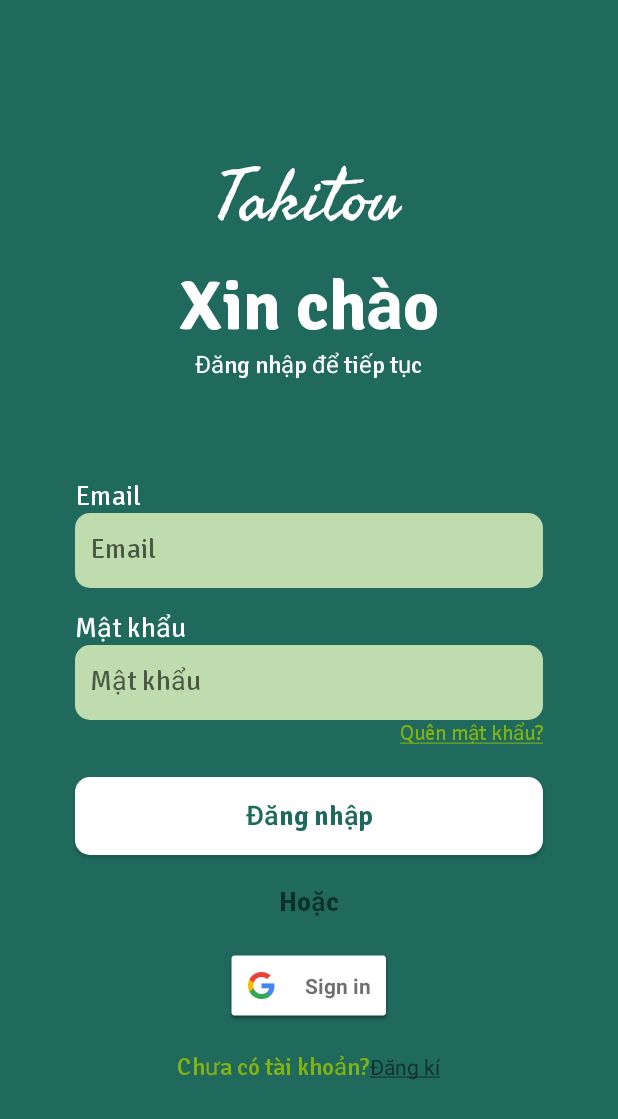
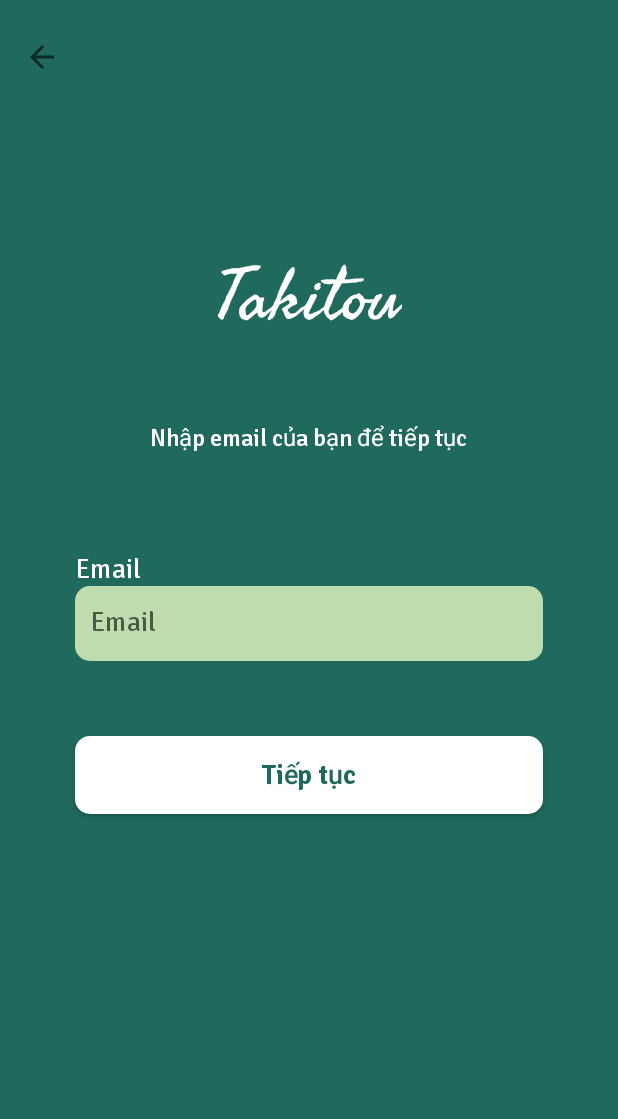
Before and after one commit to dainghia-tran/TAKI-Tour, an Android app: the screen it shows after launch (LoginActivity before the commit, ForgotPassword after it), after a tap on "Quên mật khẩu?", on a phone screen of 412 x 824 dp. Shown: the top 1119 px of the screen. Run offline under Robolectric (Android 15) with nearby library versions, the phone set to English and light mode, and no system bars; our stand-ins replace Firebase (no records; nobody signed in at launch, a user with empty details on screens opened directly).

Commit message:
Forgot password

```diff
--- a/app/src/main/AndroidManifest.xml
+++ b/app/src/main/AndroidManifest.xml
@@ -2,6 +2,12 @@
 <manifest xmlns:android="http://schemas.android.com/apk/res/android"
         xmlns:tools="http://schemas.android.com/tools"
         package="com.aws.takitour">
+
+    <uses-permission android:name="android.permission.ACCESS_COARSE_LOCATION" />
+    <uses-permission android:name="android.permission.READ_EXTERNAL_STORAGE" />
+    <uses-permission android:name="android.permission.ACCESS_BACKGROUND_LOCATION" />
+    <uses-permission android:name="android.permission.INTERNET" />
+    <uses-permission android:name="android.permission.ACCESS_FINE_LOCATION" />
 
     <application
             android:icon="@mipmap/app_icon"
@@ -9,7 +15,8 @@
             android:roundIcon="@mipmap/app_icon"
             android:supportsRtl="true"
             android:theme="@style/SplashscreenTheme">
-        <activity android:name=".views.Library"></activity>
+        <activity android:name=".views.ForgotPassword"></activity>
+        <activity android:name=".views.Library" />
         <activity android:name=".views.ChangeInformation" />
         <activity android:name=".views.TourDashboard" />
         <activity android:name=".views.Maps" />
@@ -43,11 +50,5 @@
             </intent-filter>
         </service>
     </application>
-    <uses-permission android:name="android.permission.ACCESS_COARSE_LOCATION" />
-    <uses-permission android:name="android.permission.READ_EXTERNAL_STORAGE" />
-    <uses-permission android:name="android.permission.ACCESS_BACKGROUND_LOCATION" />
-    <uses-permission android:name="android.permission.INTERNET" />
-
-    <uses-permission android:name="android.permission.ACCESS_FINE_LOCATION" />
 
 </manifest>
--- /dev/null
+++ b/app/src/main/java/com/aws/takitour/views/ForgotPassword.java
@@ -0,0 +1,51 @@
+package com.aws.takitour.views;
+
+import androidx.appcompat.app.AppCompatActivity;
+
+import android.os.Bundle;
+import android.text.TextUtils;
+import android.widget.Button;
+import android.widget.EditText;
+import android.widget.Toolbar;
+
+import com.aws.takitour.R;
+import com.google.android.material.snackbar.Snackbar;
+import com.google.firebase.auth.FirebaseAuth;
+
+public class ForgotPassword extends AppCompatActivity {
+
+    private EditText edtUserEmail;
+    private Button btnNext;
+    private Toolbar toolbarReturn;
+
+    @Override
+    protected void onCreate(Bundle savedInstanceState) {
+        super.onCreate(savedInstanceState);
+        setContentView(R.layout.activity_forgot_password);
+
+        edtUserEmail = findViewById(R.id.edt_email_forgot_password);
+        btnNext = findViewById(R.id.btn_next);
+        toolbarReturn = findViewById(R.id.tb_return_forgot_password);
+
+        toolbarReturn.setNavigationOnClickListener(v->{
+            finish();
+        });
+
+        FirebaseAuth auth = FirebaseAuth.getInstance();
+        btnNext.setOnClickListener(v->{
+            String userEmail = edtUserEmail.getText().toString().trim();
+            if (TextUtils.isEmpty(userEmail)) {
+                Snackbar.make(findViewById(R.id.forgot_password_activity), "Vui lòng nhập địa chỉ email hợp lệ.", Snackbar.LENGTH_SHORT).show();
+                return;
+            }
+            auth.sendPasswordResetEmail(userEmail)
+                    .addOnCompleteListener(task -> {
+                        if (task.isSuccessful()) {
+                            Snackbar.make(findViewById(R.id.forgot_password_activity), "Chúng tôi đã gửi hướng dẫn đặt lại mật khẩu vào email của bạn.", Snackbar.LENGTH_SHORT).show();
+                        } else {
+                            Snackbar.make(findViewById(R.id.forgot_password_activity), "Có lỗi xảy ra, vui lòng thử lại.", Snackbar.LENGTH_SHORT).show();
+                        }
+                    });
+        });
+    }
+}
--- a/app/src/main/java/com/aws/takitour/views/LoginActivity.java
+++ b/app/src/main/java/com/aws/takitour/views/LoginActivity.java
@@ -83,7 +83,7 @@ public class LoginActivity extends AppCompatActivity {
         });
 
         forgotPassword.setOnClickListener(v->{
-            //TODO change activity to Forgot Password
+            startActivity(new Intent(this, ForgotPassword.class));
         });
 
         signIn.setOnClickListener(v->{
--- /dev/null
+++ b/app/src/main/res/layout/activity_forgot_password.xml
@@ -0,0 +1,78 @@
+<?xml version="1.0" encoding="utf-8"?>
+<LinearLayout xmlns:android="http://schemas.android.com/apk/res/android"
+        android:id="@+id/forgot_password_activity"
+        android:layout_width="match_parent"
+        android:layout_height="match_parent"
+        android:background="@color/main_color"
+        android:orientation="vertical">
+    <Toolbar
+            android:id="@+id/tb_return_forgot_password"
+            android:layout_marginTop="10dp"
+            android:layout_width="wrap_content"
+            android:layout_height="wrap_content"
+            android:navigationIcon="@drawable/ic_baseline_arrow_back_24"/>
+
+    <TextView
+            android:layout_width="wrap_content"
+            android:layout_height="wrap_content"
+            android:layout_gravity="center_horizontal"
+            android:layout_marginTop="100dp"
+            android:fontFamily="@font/seaweed_script"
+            android:text="@string/app_name"
+            android:textColor="@color/white"
+            android:textSize="48sp" />
+
+    <TextView
+            android:layout_width="wrap_content"
+            android:layout_marginTop="50dp"
+            android:layout_height="wrap_content"
+            android:layout_gravity="center_horizontal"
+            android:fontFamily="@font/signika"
+            android:text="@string/enter_your_email"
+            android:textColor="@color/white"
+            android:textSize="16sp" />
+
+    <LinearLayout
+            android:layout_width="match_parent"
+            android:layout_height="wrap_content"
+            android:layout_marginTop="50dp"
+            android:orientation="vertical"
+            android:paddingLeft="50dp"
+            android:paddingTop="15dp"
+            android:paddingRight="50dp">
+
+        <TextView
+                android:layout_width="wrap_content"
+                android:layout_height="wrap_content"
+                android:fontFamily="@font/signika"
+                android:text="@string/email"
+                android:textColor="@color/white"
+                android:textSize="18sp" />
+
+        <EditText
+                android:id="@+id/edt_email_forgot_password"
+                android:layout_width="match_parent"
+                android:layout_height="50dp"
+                android:background="@drawable/bg_second_color"
+                android:fontFamily="@font/signika"
+                android:singleLine="true"
+                android:hint="@string/hint_email"
+                android:importantForAutofill="no"
+                android:inputType="textEmailAddress"
+                android:textColor="#206A5D" />
+    </LinearLayout>
+    <Button
+            android:id="@+id/btn_next"
+            android:layout_width="match_parent"
+            android:layout_height="wrap_content"
+            android:layout_marginLeft="50dp"
+            android:layout_marginTop="50dp"
+            android:layout_marginRight="50dp"
+            android:background="@drawable/bg_button"
+            android:fontFamily="@font/signika_semibold"
+            android:text="@string/next"
+            android:textAllCaps="false"
+            android:textColor="#206A5D"
+            android:textSize="18sp" />
+
+</LinearLayout>
--- a/app/src/main/res/values/strings.xml
+++ b/app/src/main/res/values/strings.xml
@@ -75,5 +75,7 @@
     <string name="library">Thư viện</string>
     <string name="upload">Tải lên</string>
     <string name="choose_photos">Chọn ảnh</string>
+    <string name="enter_your_email">Nhập email của bạn để tiếp tục</string>
+    <string name="next">Tiếp tục</string>
 
 </resources>
```
Lines whose indentation alone changed are shown as unchanged.
